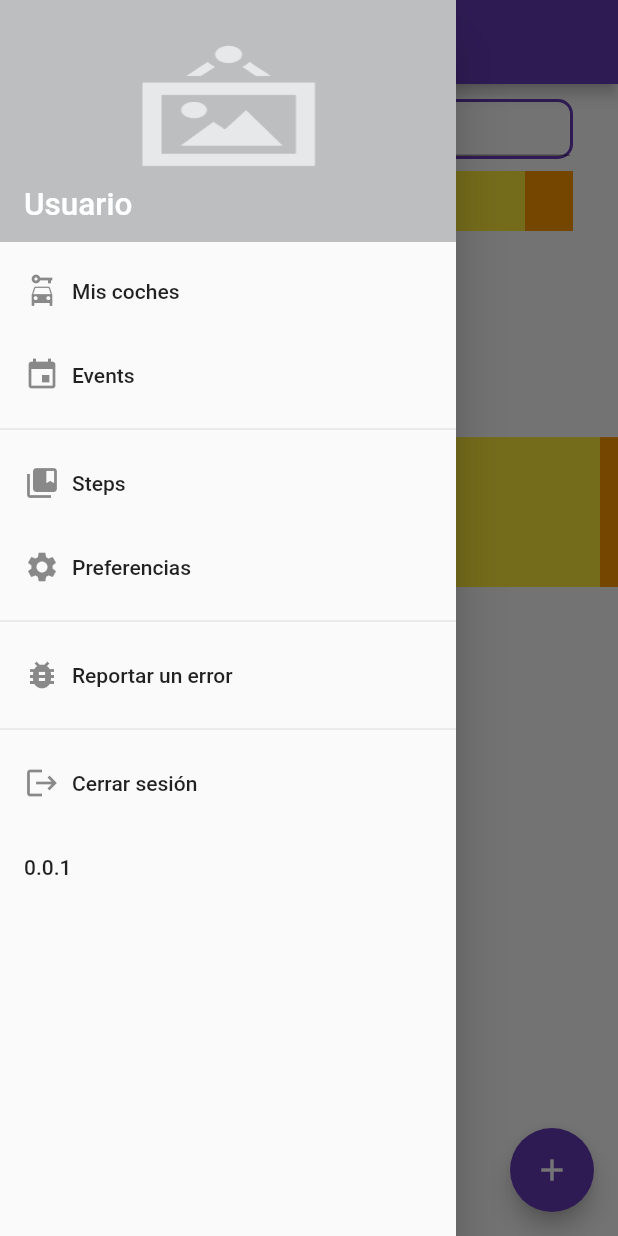
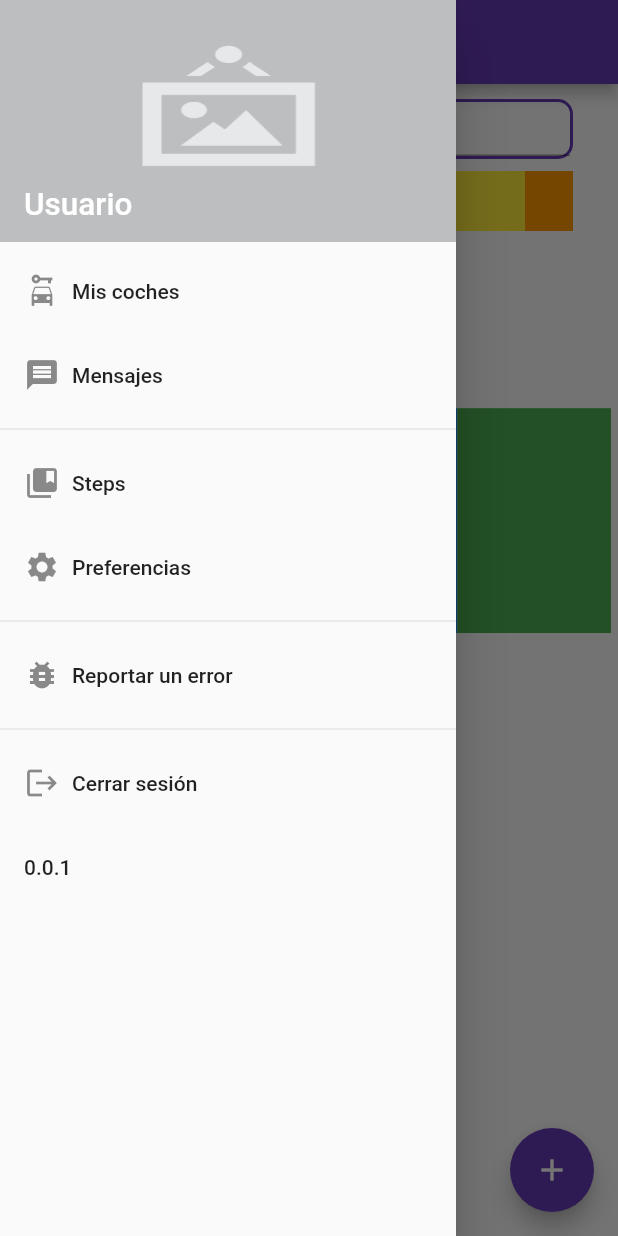
Before and after one commit to svenIOT/FeelingCarsNow, a Flutter app: the HomePage screen opened by its route, with the side drawer open, on a phone screen of 412 x 824 dp. Run offline on Flutter 3.47's test engine with Material 2 defaults, Android fonts, the phone set to English and light mode, and no system bars; our stand-ins replace image_picker, rxdart, shared_preferences; missing offline and left inert: mime_type; accounts and stored records are empty; statements that could not run were skipped.

Commit message:
Actualización de rutas y navegación del drawer

```diff
--- a/lib/main.dart
+++ b/lib/main.dart
@@ -14,7 +14,6 @@ void main() async {
 class MyApp extends StatelessWidget {
   @override
   Widget build(BuildContext context) {
-    final prefs = new UserPreferences();
     return Provider(
       child: MaterialApp(
         title: 'Material App',
--- a/lib/src/models/car_model.dart
+++ b/lib/src/models/car_model.dart
@@ -11,6 +11,7 @@ class CarModel {
     this.id,
     this.brand,
     this.category,
+    this.featured,
     this.fuel,
     this.km,
     this.price,
@@ -23,6 +24,7 @@ class CarModel {
   String id;
   String brand;
   String category;
+  bool featured;
   String fuel;
   int km;
   int price;
@@ -35,6 +37,7 @@ class CarModel {
         id: json["id"],
         brand: json["brand"],
         category: json["category"],
+        featured: json["featured"],
         fuel: json["fuel"],
         km: json["km"],
         price: json["price"],
@@ -48,6 +51,7 @@ class CarModel {
         //"id": id, evitar duplicado de ID
         "brand": brand,
         "category": category,
+        "featured": featured,
         "fuel": fuel,
         "km": km,
         "price": price,
--- a/lib/src/pages/home_page.dart
+++ b/lib/src/pages/home_page.dart
@@ -5,6 +5,7 @@ import 'package:feeling_cars_now/src/bloc/provider.dart';
 import 'package:feeling_cars_now/src/models/car_model.dart';
 import 'package:feeling_cars_now/src/widgets/drawer.dart';
 import 'package:feeling_cars_now/src/widgets/search_elements.dart';
+import 'package:feeling_cars_now/src/widgets/text_header.dart';
 
 class HomePage extends StatelessWidget {
   @override
@@ -23,12 +24,16 @@ class HomePage extends StatelessWidget {
         body: SingleChildScrollView(
           child: Container(
             child: Column(
+              crossAxisAlignment: CrossAxisAlignment.start,
               children: <Widget>[
                 // Elementos de búsqueda y filtros
                 SearchElements(),
                 // Lista de coches destacados
+                TextHeader('Coches destacados:'),
                 _createFeaturedList(),
+                SizedBox(height: 10.0),
                 // Lista de coches genérica
+                TextHeader('Coches a la venta:'),
                 _createList(carsBloc),
               ],
             ),
@@ -91,24 +96,25 @@ class HomePage extends StatelessWidget {
 
   Widget _createFeaturedList() {
     return Container(
-      height: 100.0,
+      padding: EdgeInsets.symmetric(horizontal: 5.0),
+      height: 150.0,
       child: ListView(
         scrollDirection: Axis.horizontal,
         children: <Widget>[
           Container(
-            width: 100.0,
+            width: 150.0,
             color: Colors.red,
           ),
           Container(
-            width: 100.0,
+            width: 150.0,
             color: Colors.blue,
           ),
           Container(
-            width: 100.0,
+            width: 150.0,
             color: Colors.green,
           ),
           Container(
-            width: 100.0,
+            width: 150.0,
             color: Colors.yellow,
           ),
           Container(
--- a/lib/src/routes/routes.dart
+++ b/lib/src/routes/routes.dart
@@ -6,6 +6,8 @@ import 'package:feeling_cars_now/src/pages/edit_car_page.dart';
 import 'package:feeling_cars_now/src/pages/register_page.dart';
 import 'package:feeling_cars_now/src/pages/user_cars_page.dart';
 import 'package:feeling_cars_now/src/pages/car_details.dart';
+import 'package:feeling_cars_now/src/pages/preferences_page.dart';
+import 'package:feeling_cars_now/src/pages/error_report_page.dart';
 
 final routes = <String, WidgetBuilder>{
   'login': (_) => LoginPage(),
@@ -13,5 +15,7 @@ final routes = <String, WidgetBuilder>{
   'register': (_) => RegisterPage(),
   'car': (_) => EditCarPage(),
   'resume': (_) => UserCarsPage(),
-  'details': (_) => CarDetailsPage()
+  'details': (_) => CarDetailsPage(),
+  'preferences': (_) => PreferencesPage(),
+  'error': (_) => ErrorReportPage()
 };
--- a/lib/src/utils/utils.dart
+++ b/lib/src/utils/utils.dart
@@ -13,7 +13,7 @@ void showAlert(BuildContext context, String message) {
       title: Text('Error'),
       content: Text(message),
       actions: <Widget>[
-        FlatButton(
+        TextButton(
           onPressed: () => Navigator.of(context).pop(),
           child: Text('De acuedo'),
         ),
--- a/lib/src/widgets/drawer.dart
+++ b/lib/src/widgets/drawer.dart
@@ -1,5 +1,4 @@
 import 'package:flutter/material.dart';
-import 'package:feeling_cars_now/src/routes/routes.dart';
 
 class UserDrawer extends StatelessWidget {
   @override
@@ -16,8 +15,8 @@ class UserDrawer extends StatelessWidget {
             onTap: () => Navigator.pushNamed(context, 'resume'),
           ),
           _createDrawerItem(
-            icon: Icons.event,
-            text: 'Events',
+            icon: Icons.message,
+            text: 'Mensajes',
             onTap: () => Navigator.pushNamed(context, 'resume'),
           ),
           Divider(),
@@ -29,13 +28,13 @@ class UserDrawer extends StatelessWidget {
           _createDrawerItem(
             icon: Icons.settings,
             text: 'Preferencias',
-            onTap: () => Navigator.pushNamed(context, 'resume'),
+            onTap: () => Navigator.pushNamed(context, 'preferences'),
           ),
           Divider(),
           _createDrawerItem(
             icon: Icons.bug_report,
             text: 'Reportar un error',
-            onTap: () => Navigator.pushNamed(context, 'resume'),
+            onTap: () => Navigator.pushNamed(context, 'error'),
           ),
           Divider(),
           _createDrawerItem(
--- a/lib/src/widgets/search_elements.dart
+++ b/lib/src/widgets/search_elements.dart
@@ -1,13 +1,11 @@
 import 'package:flutter/material.dart';
 
 class SearchElements extends StatelessWidget {
-  const SearchElements({Key key}) : super(key: key);
-
   @override
   Widget build(BuildContext context) {
     final _height = MediaQuery.of(context).size.height;
     return Container(
-      height: _height / 3.5,
+      height: _height / 4.5,
       padding: EdgeInsets.symmetric(vertical: 10.0, horizontal: 30.0),
       child: Column(
         children: <Widget>[
--- /dev/null
+++ b/lib/src/widgets/text_header.dart
@@ -0,0 +1,22 @@
+import 'package:flutter/material.dart';
+
+class TextHeader extends StatelessWidget {
+  TextHeader(this.text);
+
+  final String text;
+
+  @override
+  Widget build(BuildContext context) {
+    return Container(
+      padding: EdgeInsets.all(5.0),
+      child: Text(
+        text,
+        style: TextStyle(
+          fontSize: 20.0,
+          fontWeight: FontWeight.bold,
+          fontStyle: FontStyle.italic,
+        ),
+      ),
+    );
+  }
+}
```
Also changed, not shown: lib/src/pages/error_report_page.dart (added, +10 -0 lines), lib/src/pages/preferences_page.dart (added, +10 -0 lines), lib/src/pages/user_cars_page.dart (+18 -2 lines).
